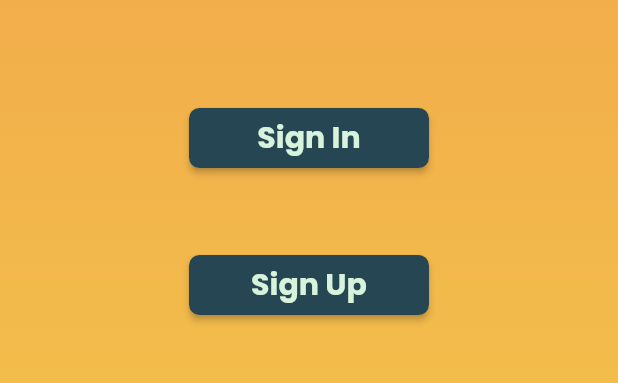
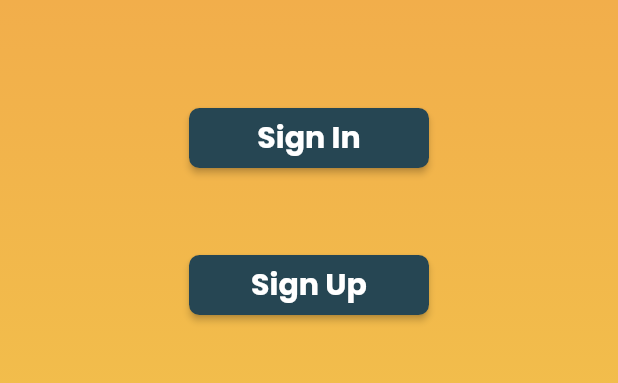
Before and after one commit to Idiosyncratics/Basil_Hut, a Flutter app: the screen it shows after launch, on a phone screen of 412 x 824 dp, the part 540-923 px from its top. Run offline on Flutter 3.47's test engine with Material 2 defaults, Android fonts, the phone set to English and light mode, and no system bars; our stand-ins replace cloud_firestore, file_picker, firebase_auth, firebase_core, firebase_storage, permission_handler and 1 more; accounts and stored records are empty.

Commit message:
Final Changes

```diff
--- a/lib/widgets/MenuList.dart
+++ b/lib/widgets/MenuList.dart
@@ -249,9 +249,9 @@ class MenuList {
                 category: menuCategory),
             SizedBox(height: 10),
             MenuItemCard(
-                imageName: "paneer tikka.jpg",
-                dishName: "Paneer Tikka",
-                price: 330,
+                imageName: "paneer tikka chaat.jpg",
+                dishName: "Paneer Tikka Chaat",
+                price: 300,
                 category: menuCategory),
             SizedBox(height: 10),
             MenuItemCard(
--- a/lib/widgets/widget.dart
+++ b/lib/widgets/widget.dart
@@ -43,7 +43,7 @@ TextStyle userInfoTextStyle() {
 TextStyle buttonTextStyle() {
   return TextStyle(
       fontSize: 20,
-      color: Color(0xffd8f3dc),
+      color: Colors.white,
       fontFamily: "Poppins",
       fontWeight: FontWeight.w700);
 }
```
Also changed, not shown: 1 other file.
